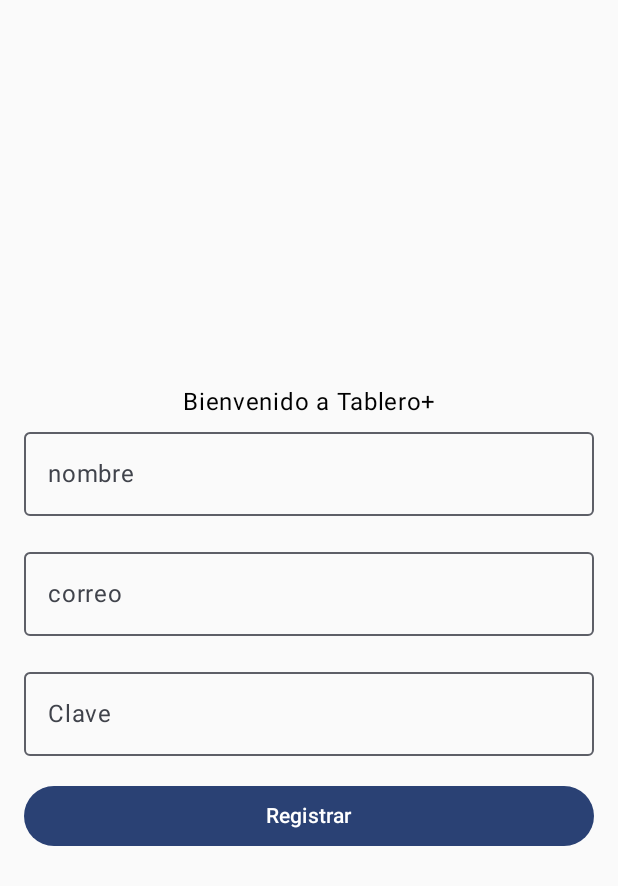
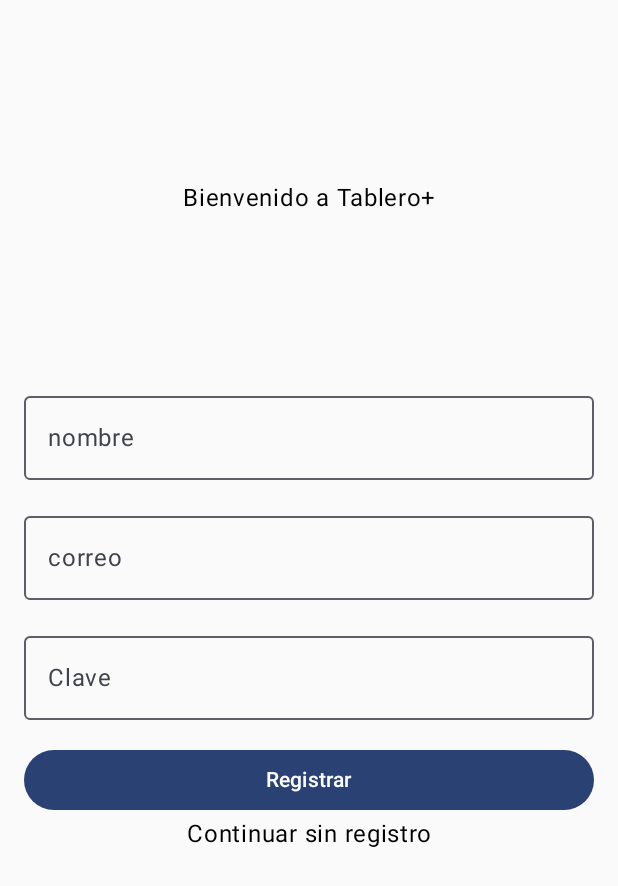
Before and after one commit to DIEGOhidalg/TableroPlus, an Android app built with Jetpack Compose: the screen it shows after launch (MainActivity), on a phone screen of 412 x 824 dp. Shown: the top 886 px of the screen. Run offline under Robolectric (Android 15) with nearby library versions, the phone set to English and light mode, and no system bars.

Commit message:
Agregada la opcion de continuar sin registro en la aplicacion

```diff
--- a/app/src/main/java/com/example/tableroplus_jetpackcompose/Views/RegistroScreen.kt
+++ b/app/src/main/java/com/example/tableroplus_jetpackcompose/Views/RegistroScreen.kt
@@ -1,4 +1,5 @@
 package com.example.tableroplus_jetpackcompose.Views
+import androidx.compose.foundation.clickable
 import androidx.compose.material3.*
 import androidx.compose.runtime.*
 import androidx.compose.ui.Modifier
@@ -18,6 +19,14 @@ fun RegistroScreen(
 ) {
     val estado by viewModel.estado.collectAsState()
 
+    Text(
+        text = "Bienvenido a Tablero+",
+        modifier = Modifier
+            .fillMaxWidth()
+            .padding(all = 120.dp),
+        textAlign = TextAlign.Center
+    )
+
 
     Column(
         modifier = Modifier
@@ -27,11 +36,7 @@ fun RegistroScreen(
     ) {
         // Campo nombre
 
-        Text(
-            text = "Bienvenido a Tablero+",
-            modifier = Modifier.fillMaxWidth(),
-            textAlign = TextAlign.Center
-        )
+
 
 
         OutlinedTextField(
@@ -76,8 +81,6 @@ fun RegistroScreen(
             modifier = Modifier.fillMaxWidth()
         )
 
-
-
         Button(
             onClick = {
                 if (viewModel.validarFormulario()) {
@@ -90,7 +93,19 @@ fun RegistroScreen(
             Text("Registrar")
         }
 
+        Text(
+            text = "Continuar sin registro",
+            modifier = Modifier
+                .fillMaxWidth()
+                .clickable {
+                    navController.navigate("ListOfTodos")
+                },
+            textAlign = TextAlign.Center
+        )
+
+
+
+
+        }
 
     }
-
-}
```
Also changed, not shown: app/src/main/java/com/example/tableroplus_jetpackcompose/Navigation/AppNavegation.kt (+2 -5 lines), app/src/main/java/com/example/tableroplus_jetpackcompose/Views/ToDoListScreen.kt (+20 -2 lines).
